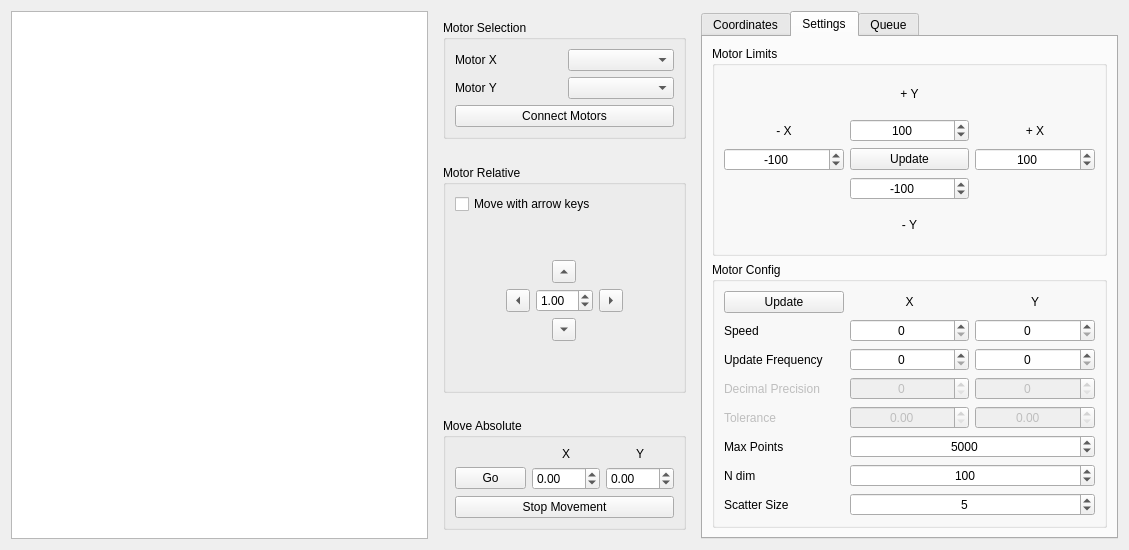
Before: the Qt Designer form bec_widgets/examples/motor_movement/motor_controller.ui in bec-project/bec_widgets, drawn with Qt 5.
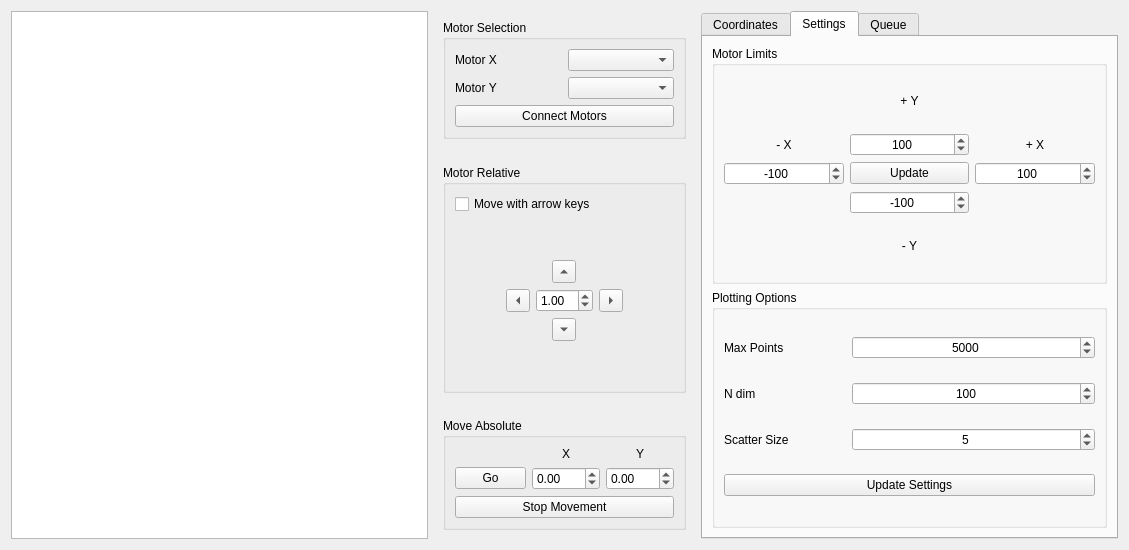
After: the same form once the commit is applied. The open tabs and pages were chosen to show the change. Custom widgets are drawn as their Qt base class.

Commit message: feat: removal of motor configurations from user

Diff of the .ui file:
```diff
--- a/bec_widgets/examples/motor_movement/motor_controller.ui
+++ b/bec_widgets/examples/motor_movement/motor_controller.ui
@@ -474,184 +474,10 @@
        <item>
         <widget class="QGroupBox" name="groupBox_2">
          <property name="title">
-          <string>Motor Config</string>
+          <string>Plotting Options</string>
          </property>
          <layout class="QGridLayout" name="gridLayout_5">
-          <item row="3" column="1">
-           <widget class="QSpinBox" name="spinBox_3">
-            <property name="enabled">
-             <bool>false</bool>
-            </property>
-            <property name="alignment">
-             <set>Qt::AlignCenter</set>
-            </property>
-           </widget>
-          </item>
-          <item row="3" column="2">
-           <widget class="QSpinBox" name="spinBox_6">
-            <property name="enabled">
-             <bool>false</bool>
-            </property>
-            <property name="alignment">
-             <set>Qt::AlignCenter</set>
-            </property>
-           </widget>
-          </item>
-          <item row="0" column="1">
-           <widget class="QLabel" name="label_9">
-            <property name="text">
-             <string>X</string>
-            </property>
-            <property name="alignment">
-             <set>Qt::AlignCenter</set>
-            </property>
-           </widget>
-          </item>
-          <item row="1" column="0">
-           <widget class="QLabel" name="label">
-            <property name="text">
-             <string>Speed</string>
-            </property>
-           </widget>
-          </item>
-          <item row="1" column="1">
-           <widget class="QSpinBox" name="spinBox_speed_x">
-            <property name="alignment">
-             <set>Qt::AlignCenter</set>
-            </property>
-            <property name="maximum">
-             <number>1000</number>
-            </property>
-           </widget>
-          </item>
-          <item row="2" column="1">
-           <widget class="QSpinBox" name="spinBox_update_frequency_x">
-            <property name="alignment">
-             <set>Qt::AlignCenter</set>
-            </property>
-            <property name="maximum">
-             <number>500</number>
-            </property>
-           </widget>
-          </item>
-          <item row="1" column="2">
-           <widget class="QSpinBox" name="spinBox_speed_y">
-            <property name="alignment">
-             <set>Qt::AlignCenter</set>
-            </property>
-            <property name="maximum">
-             <number>1000</number>
-            </property>
-           </widget>
-          </item>
-          <item row="0" column="2">
-           <widget class="QLabel" name="label_10">
-            <property name="text">
-             <string>Y</string>
-            </property>
-            <property name="alignment">
-             <set>Qt::AlignCenter</set>
-            </property>
-           </widget>
-          </item>
-          <item row="5" column="0">
-           <widget class="QLabel" name="label_15">
-            <property name="text">
-             <string>Max Points</string>
-            </property>
-           </widget>
-          </item>
-          <item row="6" column="1" colspan="2">
-           <widget class="QSpinBox" name="spinBox_num_dim_points">
-            <property name="alignment">
-             <set>Qt::AlignCenter</set>
-            </property>
-            <property name="minimum">
-             <number>10</number>
-            </property>
-            <property name="maximum">
-             <number>1000</number>
-            </property>
-            <property name="singleStep">
-             <number>10</number>
-            </property>
-            <property name="value">
-             <number>100</number>
-            </property>
-           </widget>
-          </item>
-          <item row="2" column="0">
-           <widget class="QLabel" name="label_2">
-            <property name="text">
-             <string>Update Frequency</string>
-            </property>
-           </widget>
-          </item>
-          <item row="4" column="2">
-           <widget class="QDoubleSpinBox" name="doubleSpinBox_2">
-            <property name="enabled">
-             <bool>false</bool>
-            </property>
-            <property name="alignment">
-             <set>Qt::AlignCenter</set>
-            </property>
-           </widget>
-          </item>
-          <item row="4" column="0">
-           <widget class="QLabel" name="label_3">
-            <property name="enabled">
-             <bool>false</bool>
-            </property>
-            <property name="text">
-             <string>Tolerance</string>
-            </property>
-           </widget>
-          </item>
-          <item row="4" column="1">
-           <widget class="QDoubleSpinBox" name="doubleSpinBox">
-            <property name="enabled">
-             <bool>false</bool>
-            </property>
-            <property name="alignment">
-             <set>Qt::AlignCenter</set>
-            </property>
-           </widget>
-          </item>
-          <item row="2" column="2">
-           <widget class="QSpinBox" name="spinBox_update_frequency_y">
-            <property name="alignment">
-             <set>Qt::AlignCenter</set>
-            </property>
-            <property name="maximum">
-             <number>500</number>
-            </property>
-           </widget>
-          </item>
-          <item row="0" column="0">
-           <widget class="QPushButton" name="pushButton_update_config">
-            <property name="text">
-             <string>Update</string>
-            </property>
-           </widget>
-          </item>
-          <item row="3" column="0">
-           <widget class="QLabel" name="label_4">
-            <property name="enabled">
-             <bool>false</bool>
-            </property>
-            <property name="text">
-             <string>Decimal Precision</string>
-            </property>
-           </widget>
-          </item>
-          <item row="6" column="0">
-           <widget class="QLabel" name="label_16">
-            <property name="text">
-             <string>N dim</string>
-            </property>
-           </widget>
-          </item>
-          <item row="5" column="1" colspan="2">
+          <item row="0" column="1" colspan="2">
            <widget class="QSpinBox" name="spinBox_max_points">
             <property name="alignment">
              <set>Qt::AlignCenter</set>
@@ -670,14 +496,14 @@
             </property>
            </widget>
           </item>
-          <item row="7" column="0">
-           <widget class="QLabel" name="label_11">
+          <item row="0" column="0">
+           <widget class="QLabel" name="label_15">
             <property name="text">
-             <string>Scatter Size</string>
+             <string>Max Points</string>
             </property>
            </widget>
           </item>
-          <item row="7" column="1" colspan="2">
+          <item row="2" column="1" colspan="2">
            <widget class="QSpinBox" name="spinBox_scatter_size">
             <property name="alignment">
              <set>Qt::AlignCenter</set>
@@ -693,6 +519,46 @@
             </property>
            </widget>
           </item>
+          <item row="2" column="0">
+           <widget class="QLabel" name="label_11">
+            <property name="text">
+             <string>Scatter Size</string>
+            </property>
+           </widget>
+          </item>
+          <item row="1" column="1" colspan="2">
+           <widget class="QSpinBox" name="spinBox_num_dim_points">
+            <property name="alignment">
+             <set>Qt::AlignCenter</set>
+            </property>
+            <property name="minimum">
+             <number>10</number>
+            </property>
+            <property name="maximum">
+             <number>1000</number>
+            </property>
+            <property name="singleStep">
+             <number>10</number>
+            </property>
+            <property name="value">
+             <number>100</number>
+            </property>
+           </widget>
+          </item>
+          <item row="1" column="0">
+           <widget class="QLabel" name="label_16">
+            <property name="text">
+             <string>N dim</string>
+            </property>
+           </widget>
+          </item>
+          <item row="3" column="0" colspan="3">
+           <widget class="QPushButton" name="pushButton_update_config">
+            <property name="text">
+             <string>Update Settings</string>
+            </property>
+           </widget>
+          </item>
          </layout>
         </widget>
        </item>
```
The commit also changes 1 other file.
